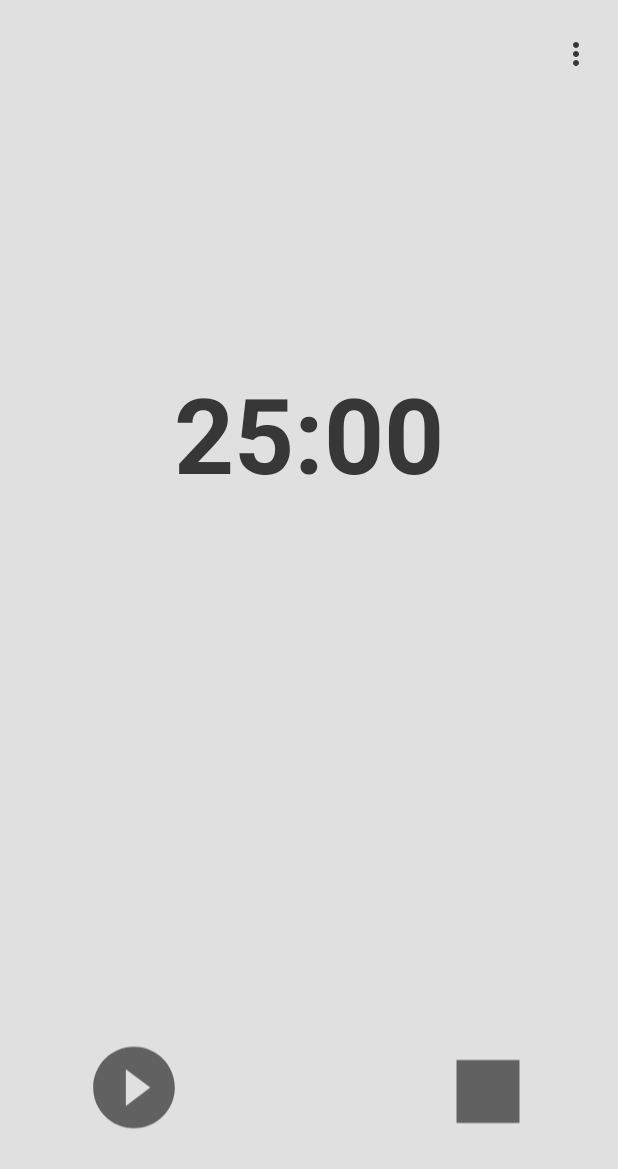
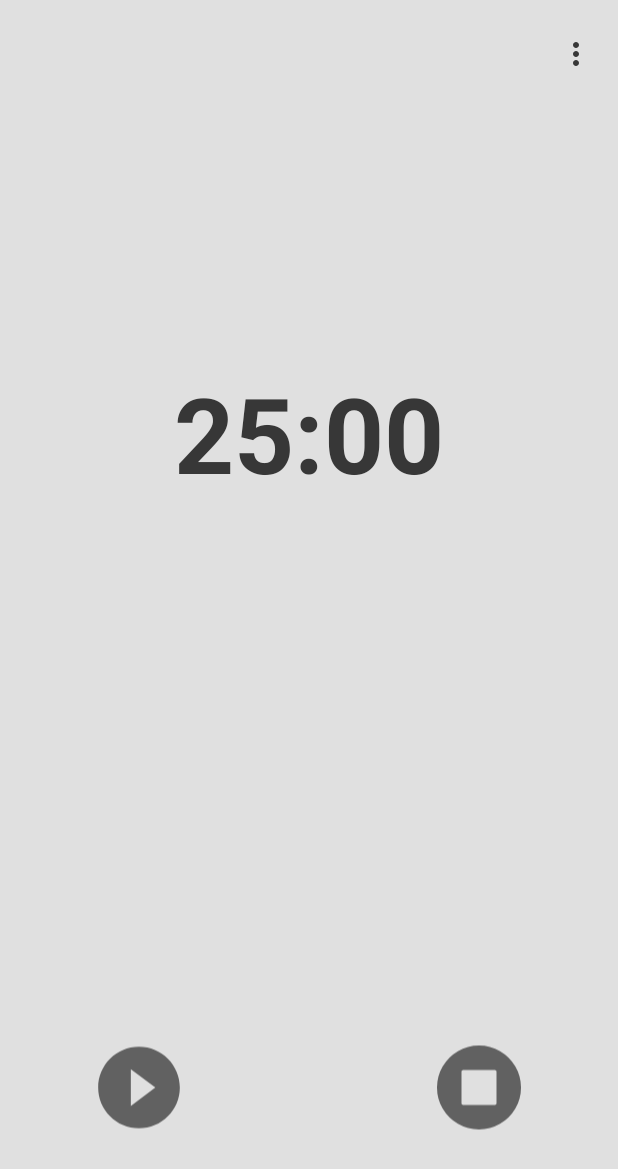
Before and after one commit to SKRegueiro/PomodoroTimer, an Android app: the screen it shows after launch (MainActivity), on a phone screen of 412 x 824 dp. Shown: the top 1169 px of the screen. Run offline under Robolectric (Android 15) with nearby library versions, the light colour scheme and no system bars.

Commit message:
Added circular stop icon

```diff
--- /dev/null
+++ b/app/src/main/res/drawable/ic_stop_circle.xml
@@ -0,0 +1,4 @@
+<vector android:height="24dp" android:viewportHeight="1792"
+    android:viewportWidth="1792" android:width="24dp" xmlns:android="http://schemas.android.com/apk/res/android">
+    <path android:fillColor="#616161" android:pathData="M1216,1184v-576q0,-14 -9,-23t-23,-9h-576q-14,0 -23,9t-9,23v576q0,14 9,23t23,9h576q14,0 23,-9t9,-23zM1664,896q0,209 -103,385.5t-279.5,279.5 -385.5,103 -385.5,-103 -279.5,-279.5 -103,-385.5 103,-385.5 279.5,-279.5 385.5,-103 385.5,103 279.5,279.5 103,385.5z"/>
+</vector>
--- a/app/src/main/res/layout/activity_main.xml
+++ b/app/src/main/res/layout/activity_main.xml
@@ -86,18 +86,14 @@
         android:id="@+id/playButton"
         android:layout_width="65dp"
         android:layout_height="66dp"
-        android:layout_marginStart="8dp"
-        android:layout_marginLeft="8dp"
+        android:layout_marginStart="60dp"
+        android:layout_marginLeft="60dp"
         android:layout_marginTop="8dp"
-        android:layout_marginEnd="8dp"
-        android:layout_marginRight="8dp"
         android:layout_marginBottom="8dp"
         android:contentDescription="TODO"
         android:cropToPadding="false"
         android:onClick="manageCountDown"
         app:layout_constraintBottom_toBottomOf="parent"
-        app:layout_constraintEnd_toEndOf="parent"
-        app:layout_constraintHorizontal_bias="0.148"
         app:layout_constraintStart_toStartOf="parent"
         app:layout_constraintTop_toTopOf="parent"
         app:layout_constraintVertical_bias="0.922"
@@ -105,24 +101,22 @@
 
     <ImageView
         android:id="@+id/imageView2"
-        android:layout_width="84dp"
-        android:layout_height="90dp"
-        android:layout_marginStart="135dp"
-        android:layout_marginLeft="135dp"
+        android:layout_width="65dp"
+        android:layout_height="66dp"
+        android:layout_marginStart="161dp"
+        android:layout_marginLeft="161dp"
         android:layout_marginTop="8dp"
-        android:layout_marginEnd="8dp"
-        android:layout_marginRight="8dp"
+        android:layout_marginEnd="60dp"
+        android:layout_marginRight="60dp"
         android:layout_marginBottom="8dp"
         android:contentDescription="TODO"
         android:onClick="resetCountDown"
         app:layout_constraintBottom_toBottomOf="parent"
         app:layout_constraintEnd_toEndOf="parent"
-        app:layout_constraintHorizontal_bias="0.8"
         app:layout_constraintStart_toEndOf="@+id/playButton"
-        app:layout_constraintStart_toStartOf="parent"
         app:layout_constraintTop_toTopOf="parent"
-        app:layout_constraintVertical_bias="0.94"
-        app:srcCompat="@drawable/ic_stop" />
+        app:layout_constraintVertical_bias="0.922"
+        app:srcCompat="@drawable/ic_stop_circle" />
 
     <ImageView
         android:id="@+id/settingsMenu"
```
